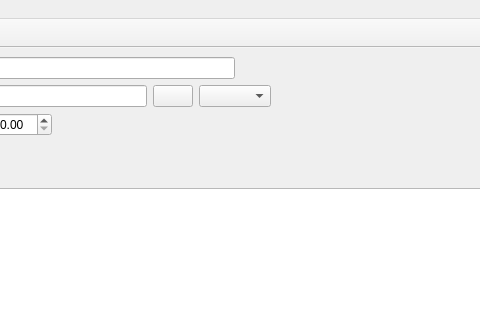
First picture: the form in reader.ui, repository 314r/joliebulle, before the edit; both pictures show x 400 to 880 and y 0 to 320 of the 1169 by 733 pixel window.
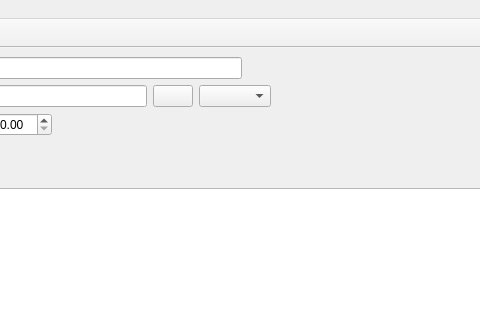
Second picture: the form after the edit. Icons and pictures are not drawn.

```diff
--- a/reader.ui
+++ b/reader.ui
@@ -35,13 +35,6 @@
       <item>
        <widget class="QLineEdit" name="lineEditRecette"/>
       </item>
-      <item>
-       <widget class="QLabel" name="labelRecetteV">
-        <property name="text">
-         <string/>
-        </property>
-       </widget>
-      </item>
       <item>
        <spacer name="horizontalSpacer">
         <property name="orientation">
```
Left out of the diff: 6 changed lines with no effect on the pictures.
